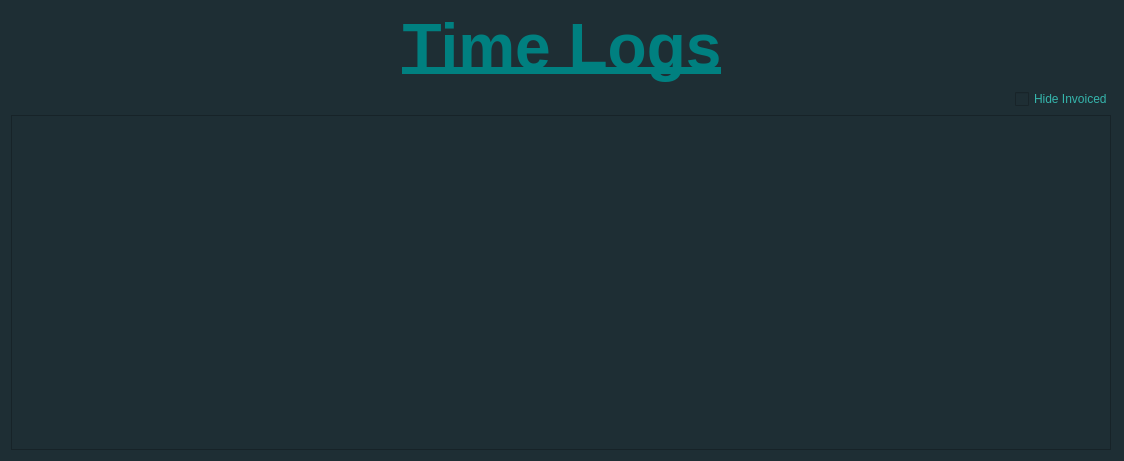
Qt form src/ui/ViewTimeEntries.ui (CanMatthewCode/ArchitectsLog) before a commit.
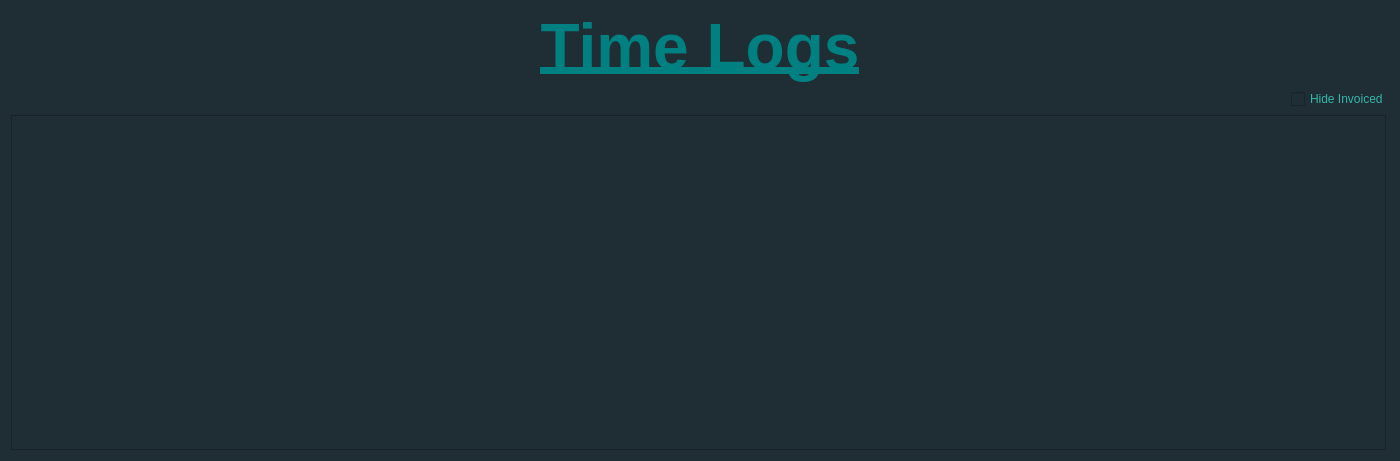
The same form after that commit.

Commit message: update test_architectsLog_db.py file to match removal of Project and Architect objects in TimeEntry class in all neccessary tests

Patch:
```diff
--- a/src/ui/ViewTimeEntries.ui
+++ b/src/ui/ViewTimeEntries.ui
@@ -6,7 +6,7 @@
    <rect>
     <x>0</x>
     <y>0</y>
-    <width>1124</width>
+    <width>1400</width>
     <height>461</height>
    </rect>
   </property>
@@ -18,7 +18,7 @@
   </property>
   <property name="minimumSize">
    <size>
-    <width>1000</width>
+    <width>900</width>
     <height>450</height>
    </size>
   </property>
@@ -81,7 +81,7 @@
      </property>
      <property name="minimumSize">
       <size>
-       <width>1100</width>
+       <width>1375</width>
        <height>0</height>
       </size>
      </property>
```
The commit also changes 2 other files.
